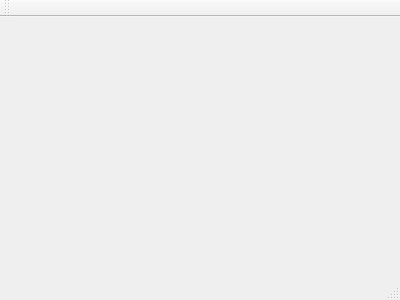
First picture: the form in SinkarYazilim/mainwindow.ui, repository CMLDMR/SINKAR, before the edit.
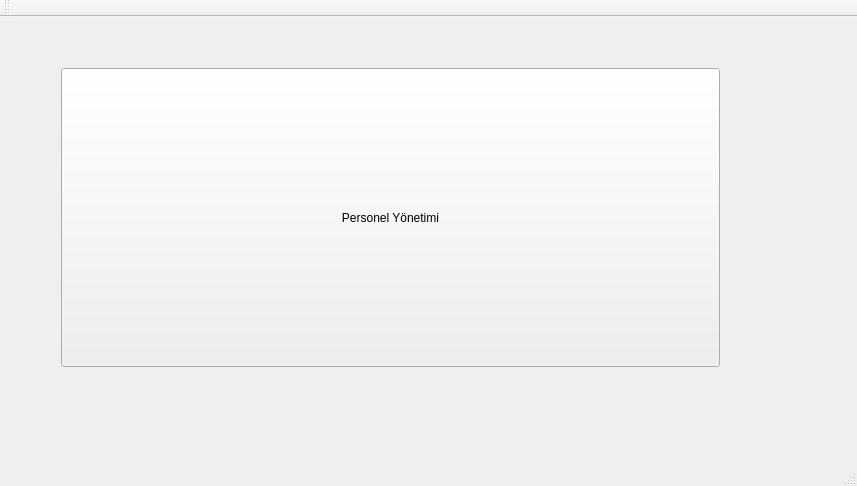
Second picture: the form after the edit.

Commit message:
Personel Dialog
Personel Bilgileri Görünteleme Ekranı Eklendi.

Diff of the .ui file:
```diff
--- a/SinkarYazilim/mainwindow.ui
+++ b/SinkarYazilim/mainwindow.ui
@@ -1,24 +1,69 @@
 <ui version="4.0">
  <class>MainWindow</class>
- <widget class="QMainWindow" name="MainWindow" >
-  <property name="geometry" >
+ <widget class="QMainWindow" name="MainWindow">
+  <property name="geometry">
    <rect>
     <x>0</x>
     <y>0</y>
-    <width>400</width>
-    <height>300</height>
+    <width>857</width>
+    <height>486</height>
    </rect>
   </property>
   <property name="windowTitle" >
    <string>MainWindow</string>
   </property>
-  <widget class="QMenuBar" name="menuBar" />
-  <widget class="QToolBar" name="mainToolBar" />
-  <widget class="QWidget" name="centralWidget" />
-  <widget class="QStatusBar" name="statusBar" />
+  <widget class="QWidget" name="centralWidget">
+   <widget class="QWidget" name="gridLayoutWidget">
+    <property name="geometry">
+     <rect>
+      <x>50</x>
+      <y>40</y>
+      <width>681</width>
+      <height>321</height>
+     </rect>
+    </property>
+    <layout class="QGridLayout" name="gridLayout">
+     <item row="0" column="0">
+      <widget class="QPushButton" name="pushButton_Personel">
+       <property name="sizePolicy">
+        <sizepolicy hsizetype="Minimum" vsizetype="Minimum">
+         <horstretch>0</horstretch>
+         <verstretch>0</verstretch>
+        </sizepolicy>
+       </property>
+       <property name="text">
+        <string>Personel Yönetimi</string>
+       </property>
+      </widget>
+     </item>
+    </layout>
+   </widget>
+  </widget>
+  <widget class="QMenuBar" name="menuBar">
+   <property name="geometry">
+    <rect>
+     <x>0</x>
+     <y>0</y>
+     <width>857</width>
+     <height>21</height>
+    </rect>
+   </property>
+  </widget>
+  <widget class="QToolBar" name="mainToolBar">
+   <attribute name="toolBarArea">
+    <enum>TopToolBarArea</enum>
+   </attribute>
+   <attribute name="toolBarBreak">
+    <bool>false</bool>
+   </attribute>
+  </widget>
+  <widget class="QStatusBar" name="statusBar">
+   <property name="enabled">
+    <bool>true</bool>
+   </property>
+  </widget>
  </widget>
- <layoutDefault spacing="6" margin="11" />
- <pixmapfunction></pixmapfunction>
+ <layoutdefault spacing="6" margin="11"/>
  <resources/>
  <connections/>
 </ui>
```
Left out of the diff: 3 changed lines with no effect on the pictures. The commit also changes 21 other files.
